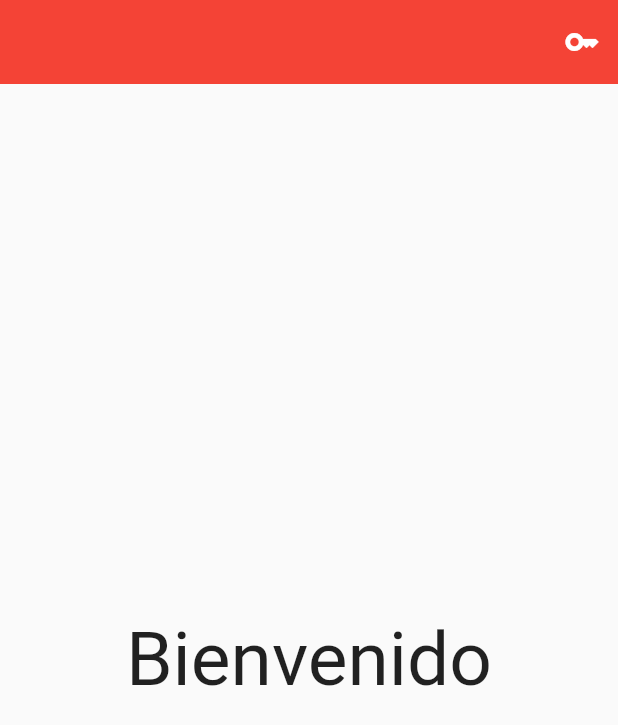
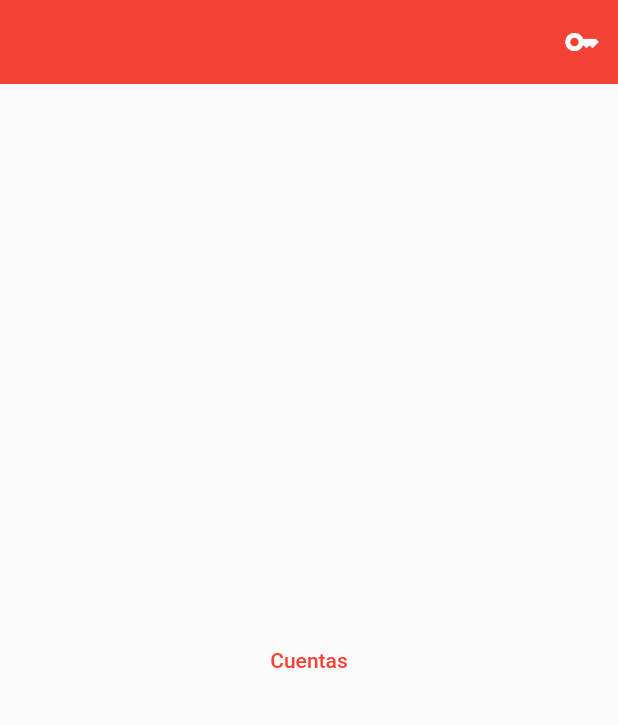
Before and after one commit to e1len-code/clean_arqui_base, a Flutter app: the screen it shows after launch, on a phone screen of 412 x 824 dp. Shown: the top 725 px of the screen. Run offline on Flutter 3.47's test engine with Material 2 defaults, Android fonts, the light colour scheme and no system bars; our stand-ins replace bloc, connectivity_plus, dartz, equatable, flutter_bloc, get_it and 1 more.

Commit message:
feat: add buttom for cuentaList

```diff
--- a/lib/feature/auth/presentation/pages/auth_page.dart
+++ b/lib/feature/auth/presentation/pages/auth_page.dart
@@ -1,4 +1,5 @@
 import 'package:clean_arqui_base/feature/config/presentation/config_page.dart';
+import 'package:clean_arqui_base/feature/cuenta/presentation/pages/cuenta_page.dart';
 import 'package:flutter/material.dart';
 
 class AuthPage extends StatefulWidget {
@@ -22,11 +23,13 @@ class _AuthPageState extends State<AuthPage> {
               icon: const Icon(Icons.key))
         ],
       ),
-      body: const Center(
-        child: Text(
-          'Bienvenido',
-          style: TextStyle(fontSize: 50),
-        ),
+      body: Center(
+        child: TextButton(
+            onPressed: () {
+              Navigator.push(context,
+                  MaterialPageRoute(builder: (context) => CuentaPage()));
+            },
+            child: const Text('Cuentas')),
       ),
     );
   }
```
